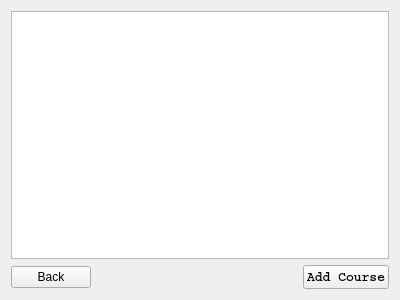
Qt form widget.ui (casalete/ErasmusIo) before a commit.
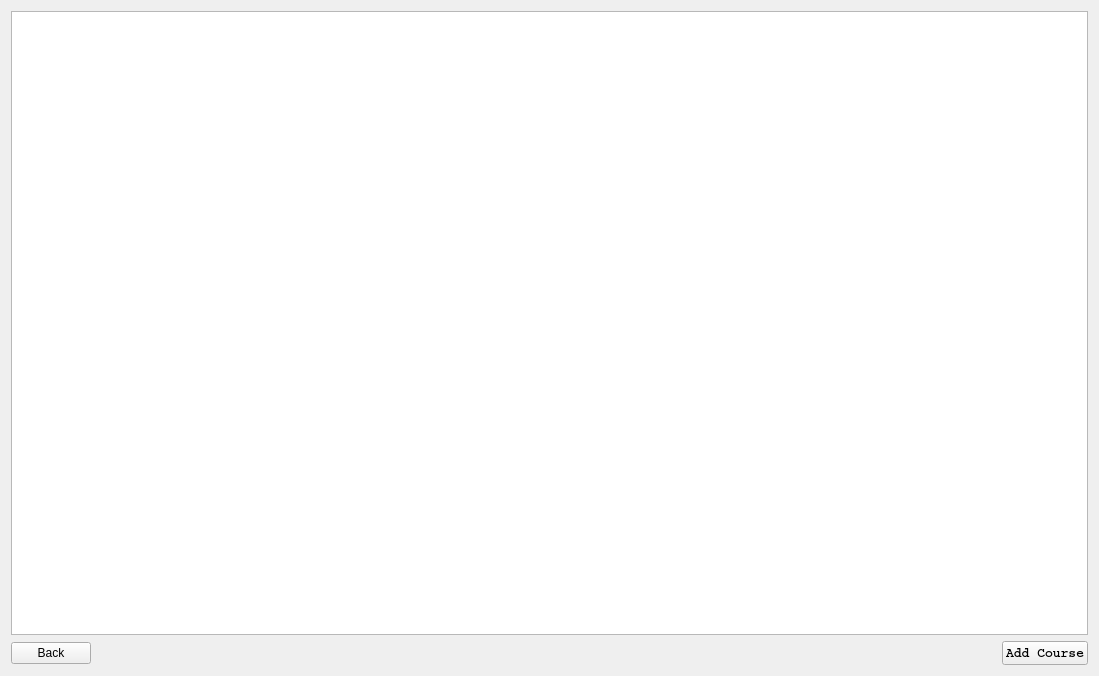
The same form after that commit. Icons and pictures are not drawn.

Diff of the .ui file:
```diff
--- a/widget.ui
+++ b/widget.ui
@@ -6,8 +6,8 @@
    <rect>
     <x>0</x>
     <y>0</y>
-    <width>400</width>
-    <height>300</height>
+    <width>1099</width>
+    <height>676</height>
    </rect>
   </property>
   <property name="windowTitle">
```
Left out of the diff: 2 changed lines with no effect on the pictures.
